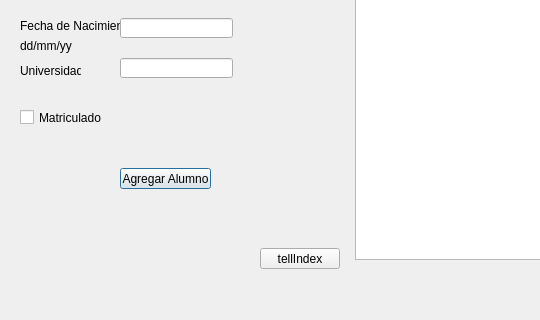
JosueReus/Tarea1Orga, file Tarea1/tarea2.ui: the form before one commit; both pictures show x 0 to 540 and y 172 to 492 of the 727 by 492 pixel window.
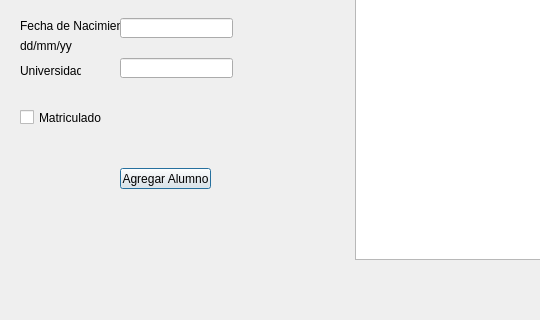
The form after the commit.

Patch:
```diff
--- a/Tarea1/tarea2.ui
+++ b/Tarea1/tarea2.ui
@@ -226,19 +226,6 @@
     <string>Matriculado</string>
    </property>
   </widget>
-  <widget class="QPushButton" name="pushButton_4">
-   <property name="geometry">
-    <rect>
-     <x>260</x>
-     <y>420</y>
-     <width>80</width>
-     <height>21</height>
-    </rect>
-   </property>
-   <property name="text">
-    <string>tellIndex</string>
-   </property>
-  </widget>
  </widget>
  <resources/>
  <connections/>
```
